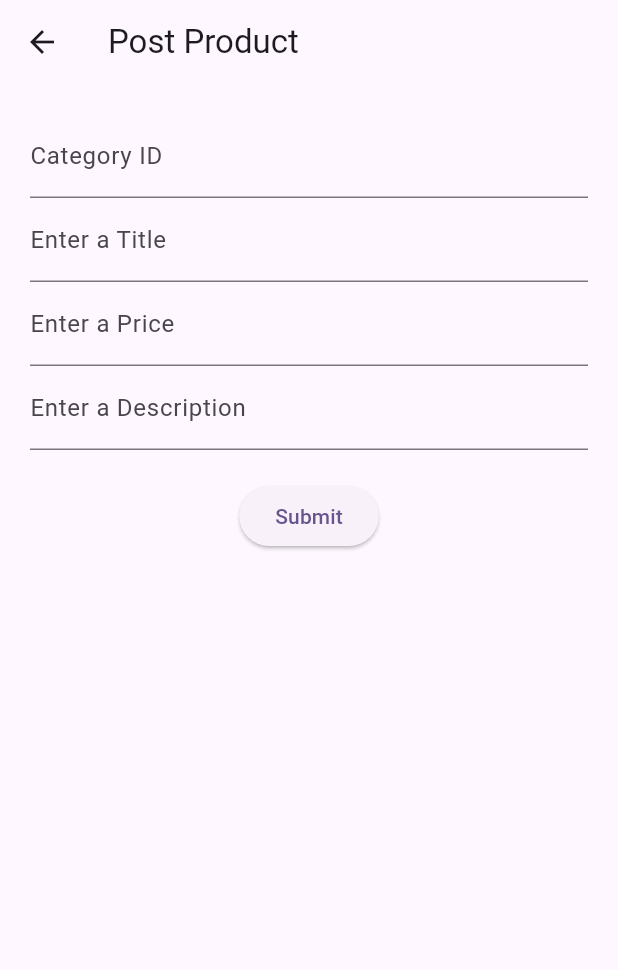
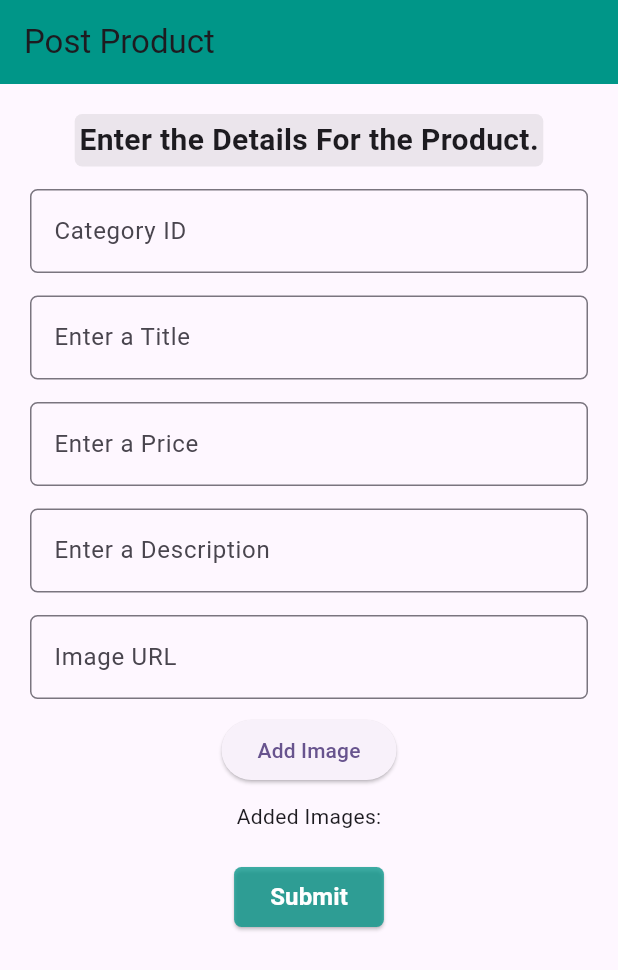
Before and after one commit to RupeshGhimire77/FlutterApiPractice, a Flutter app: the PostApi screen opened directly, on a phone screen of 412 x 824 dp. Shown: the top 970 px of the screen. Run offline on Flutter 3.47's test engine with Material 3 defaults, Android fonts, the phone set to English and light mode, and no system bars; our stand-ins replace dio, internet_connection_checker; network calls fail.

Commit message:
Completed the get and post Api.

```diff
--- a/lib/Get/get_api_provider.dart
+++ b/lib/Get/provider/get_api_provider.dart
@@ -1,6 +1,6 @@
 import 'package:flutter/material.dart';
-import 'package:intern_practice/Get/api_service.dart';
-import 'package:intern_practice/Get/api_service_impl.dart';
+import 'package:intern_practice/Get/service/api_service.dart';
+import 'package:intern_practice/Get/service/api_service_impl.dart';
 import 'package:intern_practice/Post/core/api_response.dart';
 import 'package:intern_practice/Post/core/status_util.dart';
 
--- a/lib/Get/api_service_impl.dart
+++ b/lib/Get/service/api_service_impl.dart
@@ -1,6 +1,6 @@
-import 'package:intern_practice/Get/api.dart';
-import 'package:intern_practice/Get/api_const.dart';
-import 'package:intern_practice/Get/api_service.dart';
+import 'package:intern_practice/Get/core/api.dart';
+import 'package:intern_practice/Get/core/api_const.dart';
+import 'package:intern_practice/Get/service/api_service.dart';
 import 'package:intern_practice/Post/core/api_response.dart';
 
 class ApiServiceImpl extends ApiService {
--- a/lib/Post/provider/product_provider.dart
+++ b/lib/Post/provider/product_provider.dart
@@ -16,9 +16,11 @@ class ProductProvider extends ChangeNotifier {
   int? price;
   String? description;
   int? categoryId;
-  List<String>? _images; // Update to List<String>?
+  // List<String>? _images;
 
-  // List<String>? get images => _images;
+  List<String> _images = []; // Initialize as an empty list
+
+  List<String> get images => _images;
 
   void setTitle(String value) {
     title = value;
@@ -28,19 +30,19 @@ class ProductProvider extends ChangeNotifier {
     description = value;
   }
 
-  // void addImage(String url) {
-  //   if (url.isNotEmpty) {
-  //     _images!.add(url);
-  //     notifyListeners(); // Notify listeners about the change
-  //   }
-  // }
+  void addImage(String url) {
+    if (url.isNotEmpty) {
+      _images?.add(url);
+      notifyListeners(); // Notify listeners about the change
+    }
+  }
 
-  // void removeImage(int index) {
-  //   if (index >= 0 && index < _images!.length) {
-  //     _images!.removeAt(index);
-  //     notifyListeners(); // Notify listeners about the change
-  //   }
-  // }
+  void removeImage(int index) {
+    if (index >= 0 && index < _images!.length) {
+      _images?.removeAt(index);
+      notifyListeners(); // Notify listeners about the change
+    }
+  }
 
   void setPrice(String value) {
     int? parsedPrice = int.tryParse(value);
@@ -73,25 +75,20 @@ class ProductProvider extends ChangeNotifier {
     // Ensure price and categoryId are set to valid defaults if null
     Product product = Product(
       title: title,
-      price:
-          price != null && price! > 0 ? price : 1, // Ensure price is positive
+      price: price != null && price! > 0 ? price : 1,
       description: description,
-      images: _images ??
-          ["https://i.imgur.com/QkIa5tT.jpeg"], // Default to at least one image
-      categoryId: categoryId != null && categoryId! > 0
-          ? categoryId
-          : 1, // Ensure categoryId is valid
+      images: _images!.isNotEmpty
+          ? _images
+          : [
+              "https://i.imgur.com/QkIa5tT.jpeg"
+            ], // Default to at least one image
+      categoryId: categoryId != null && categoryId! > 0 ? categoryId : 1,
     );
 
     // Debugging: Print the product data before making the API call
     print("Posting Product: ${product.toJson()}");
 
     ApiResponse apiResponse = await apiService.postData(product);
-    print("Category ID: ${categoryId}");
-    print("Price: ${price}");
-    print("Images: ${_images}");
-    print("Title: ${title}");
-    print("Description: ${description}");
 
     if (apiResponse.statusUtil == StatusUtil.success) {
       setPostProductStatus(StatusUtil.success);
--- a/lib/Post/service/api_service.dart
+++ b/lib/Post/service/api_service.dart
@@ -3,5 +3,4 @@ import 'package:intern_practice/Post/model/product.dart';
 
 abstract class ApiService {
   Future<ApiResponse> postData(Product product);
-  // Future<ApiResponse> getData();
 }
--- a/lib/Post/view/post_api.dart
+++ b/lib/Post/view/post_api.dart
@@ -16,21 +16,45 @@ class PostApi extends StatelessWidget {
     return Scaffold(
       appBar: AppBar(
         title: Text("Post Product"),
+        backgroundColor: Colors.teal,
       ),
-      body: Consumer<ProductProvider>(
+      body: SingleChildScrollView(
+        child: Consumer<ProductProvider>(
           builder: (context, productProvider, child) {
             return Padding(
               padding: const EdgeInsets.symmetric(horizontal: 20, vertical: 20),
-            child: Form(
+              child: Column(
+                children: [
+                  Container(
+                    decoration: BoxDecoration(
+                      color: Colors.grey.withOpacity(0.2),
+                      borderRadius: BorderRadius.circular(5),
+                    ),
+                    child: Padding(
+                      padding: const EdgeInsets.all(3.0),
+                      child: Text(
+                        "Enter the Details For the Product.",
+                        style: TextStyle(
+                            fontSize: 20, fontWeight: FontWeight.w600),
+                      ),
+                    ),
+                  ),
+                  SizedBox(
+                    height: 15,
+                  ),
+                  Form(
                     key: _formKey,
                     child: Column(
                       children: [
                         TextFormField(
-                    decoration: InputDecoration(labelText: "Category ID"),
+                          decoration: InputDecoration(
+                              labelText: "Category ID",
+                              border: OutlineInputBorder(
+                                  borderRadius: BorderRadius.circular(5))),
                           keyboardType: TextInputType.number,
                           onChanged: (value) {
-                      productProvider
-                          .setCategoryId(value); // Pass the string directly
+                            productProvider.setCategoryId(
+                                value); // Pass the string directly
                           },
                           validator: (value) {
                             if (value!.isEmpty) {
@@ -42,8 +66,14 @@ class PostApi extends StatelessWidget {
                             return null;
                           },
                         ),
+                        SizedBox(
+                          height: 15,
+                        ),
                         TextFormField(
-                    decoration: InputDecoration(labelText: titleStr),
+                          decoration: InputDecoration(
+                              labelText: titleStr,
+                              border: OutlineInputBorder(
+                                  borderRadius: BorderRadius.circular(5))),
                           onChanged: (value) {
                             productProvider.setTitle(value);
                           },
@@ -54,8 +84,14 @@ class PostApi extends StatelessWidget {
                             return null;
                           },
                         ),
+                        SizedBox(
+                          height: 15,
+                        ),
                         TextFormField(
-                    decoration: InputDecoration(labelText: priceStr),
+                          decoration: InputDecoration(
+                              labelText: priceStr,
+                              border: OutlineInputBorder(
+                                  borderRadius: BorderRadius.circular(5))),
                           keyboardType: TextInputType.number,
                           onChanged: (value) {
                             productProvider
@@ -71,8 +107,14 @@ class PostApi extends StatelessWidget {
                             return null;
                           },
                         ),
+                        SizedBox(
+                          height: 15,
+                        ),
                         TextFormField(
-                    decoration: InputDecoration(labelText: descriptionStr),
+                          decoration: InputDecoration(
+                              labelText: descriptionStr,
+                              border: OutlineInputBorder(
+                                  borderRadius: BorderRadius.circular(5))),
                           onChanged: (value) {
                             productProvider.setDescription(value);
                           },
@@ -83,53 +125,70 @@ class PostApi extends StatelessWidget {
                             return null;
                           },
                         ),
+                        SizedBox(
+                          height: 15,
+                        ),
 
-                  // TextFormField(
-                  //   controller: _imageController,
-                  //   decoration: InputDecoration(labelText: "Image URL"),
-                  //   validator: (value) {
-                  //     if (value!.isEmpty) {
-                  //       return "Please Enter an Image URL";
-                  //     }
-                  //     return null;
-                  //   },
-                  // ),
+                        TextFormField(
+                          controller: _imageController,
+                          decoration: InputDecoration(
+                            labelText: "Image URL",
+                            border: OutlineInputBorder(
+                              borderRadius: BorderRadius.circular(5),
+                            ),
+                          ),
+                          // validator: (value) {
+                          //   if (value!.isEmpty) {
+                          //     return "Please Enter an Image URL";
+                          //   }
+                          //   return null;
+                          // },
+                        ),
+                        SizedBox(height: 10),
+                        ElevatedButton(
+                          onPressed: () {
+                            // Add the image URL to the list
+                            if (_imageController.text.isNotEmpty) {
+                              productProvider.addImage(_imageController.text);
+                              _imageController.clear(); // Clear the text field
+                            }
+                          },
+                          child: Text("Add Image"),
+                        ),
 
-                  // ElevatedButton(
-                  //   onPressed: () {
-                  //     // Add the image URL to the list
-                  //     productProvider.addImage(_imageController.text);
-                  //     _imageController.clear(); // Clear the text field
-                  //   },
-                  //   child: Text("Add Image"),
-                  // ),
-
-                  // Inside ListView.builder for displaying images
-                  // ListView.builder(
-                  //   shrinkWrap: true,
-                  //   itemCount: productProvider.images?.length,
-                  //   itemBuilder: (context, index) {
-                  //     return ListTile(
-                  //       title: Text(productProvider.images?[index] ?? "NA"),
-                  //       trailing: IconButton(
-                  //         icon: Icon(Icons.delete),
-                  //         onPressed: () {
-                  //           productProvider.removeImage(
-                  //               index); // Remove image functionality
-                  //         },
-                  //       ),
-                  //     );
-                  //   },
-                  // ),
+                        // Display added images
+                        SizedBox(height: 10),
+                        Text("Added Images:"),
+                        ListView.builder(
+                          shrinkWrap: true,
+                          itemCount: productProvider.images?.length ?? 0,
+                          itemBuilder: (context, index) {
+                            return ListTile(
+                              title: Text(productProvider.images![index]),
+                              trailing: IconButton(
+                                icon: Icon(Icons.delete),
+                                onPressed: () {
+                                  productProvider.removeImage(index);
+                                },
+                              ),
+                            );
+                          },
+                        ),
 
                         SizedBox(height: 20),
                         ElevatedButton(
+                          style: ElevatedButton.styleFrom(
+                              shape: RoundedRectangleBorder(
+                                  borderRadius: BorderRadius.circular(5)),
+                              backgroundColor: Colors.teal.withOpacity(0.75),
+                              foregroundColor: Colors.white),
                           onPressed: () async {
                             if (_formKey.currentState!.validate()) {
                               await productProvider.postProductData();
                               if (productProvider.postProductStatus ==
                                   StatusUtil.success) {
-                          Helper.displaySnackBar(context, "Successfully Saved");
+                                Helper.displaySnackBar(
+                                    context, "Successfully Saved");
                               } else if (productProvider.postProductStatus ==
                                   StatusUtil.error) {
                                 Helper.displaySnackBar(
@@ -137,13 +196,20 @@ class PostApi extends StatelessWidget {
                               }
                             }
                           },
-                    child: Text("Submit"),
+                          child: Text(
+                            "Submit",
+                            style: TextStyle(
+                                fontSize: 16, fontWeight: FontWeight.w600),
+                          ),
                         ),
                       ],
                     ),
                   ),
+                ],
+              ),
             );
           },
+        ),
       ),
     );
   }
--- a/lib/main.dart
+++ b/lib/main.dart
@@ -1,7 +1,7 @@
 import 'package:flutter/material.dart';
-import 'package:intern_practice/Get/get_api_provider.dart';
+import 'package:intern_practice/Get/provider/get_api_provider.dart';
 import 'package:intern_practice/Post/provider/product_provider.dart';
-import 'package:intern_practice/Get/get_api.dart';
+import 'package:intern_practice/Get/view/get_api.dart';
 import 'package:intern_practice/Post/view/post_api.dart';
 import 'package:provider/provider.dart';
 
@@ -31,7 +31,7 @@ class MyApp extends StatelessWidget {
           colorScheme: ColorScheme.fromSeed(seedColor: Colors.deepPurple),
           useMaterial3: true,
         ),
-        home: GetApi(),
+        home: PostApi(),
       ),
     );
   }
```
Also changed, not shown: lib/Get/get_api.dart (deleted, +0 -192 lines), lib/Get/view/get_api.dart (added, +297 -0 lines), lib/Post/service/api_service_impl.dart (+1 -6 lines), lib/Get/core/api.dart (renamed from lib/Get/api.dart), lib/Get/core/api_const.dart (renamed from lib/Get/api_const.dart), lib/Get/model/product.dart (renamed from lib/Get/product.dart), lib/Get/service/api_service.dart (renamed from lib/Get/api_service.dart). Lines whose indentation alone changed are shown as unchanged.
